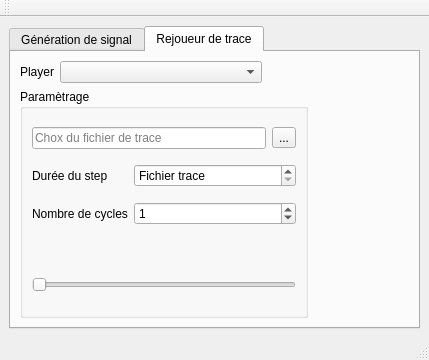
The window that BasicModules/DataPlayer/ihm_DataPlayer.ui (CRLG/LABOTBOX) describes before a commit, drawn with Qt 5.
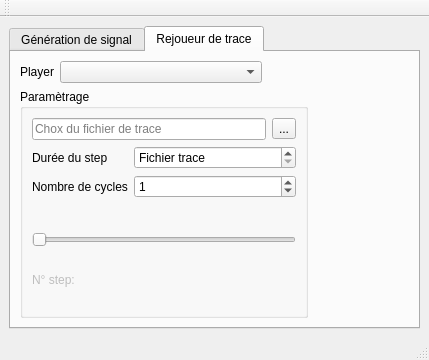
The same window after the commit. The open tabs and pages were chosen to show the change. Icons and pictures are not drawn.

Commit message:
#74 [DataPlayer] Ajout rejeu fichier au format .csv
+ ajout de la documentation

```diff
--- a/BasicModules/DataPlayer/ihm_DataPlayer.ui
+++ b/BasicModules/DataPlayer/ihm_DataPlayer.ui
@@ -593,6 +593,29 @@
              </property>
             </widget>
            </item>
+           <item row="5" column="0">
+            <widget class="QLabel" name="lbl_valStepNumTrace">
+             <property name="enabled">
+              <bool>false</bool>
+             </property>
+             <property name="text">
+              <string>N° step:</string>
+             </property>
+            </widget>
+           </item>
+           <item row="5" column="1" colspan="4">
+            <widget class="QLabel" name="valStepNumTrace">
+             <property name="enabled">
+              <bool>false</bool>
+             </property>
+             <property name="text">
+              <string/>
+             </property>
+             <property name="alignment">
+              <set>Qt::AlignLeading|Qt::AlignLeft|Qt::AlignVCenter</set>
+             </property>
+            </widget>
+           </item>
           </layout>
          </widget>
         </item>
```
Left out of the diff: 52 changed lines with no effect on the pictures. The commit also changes 6 other files.
